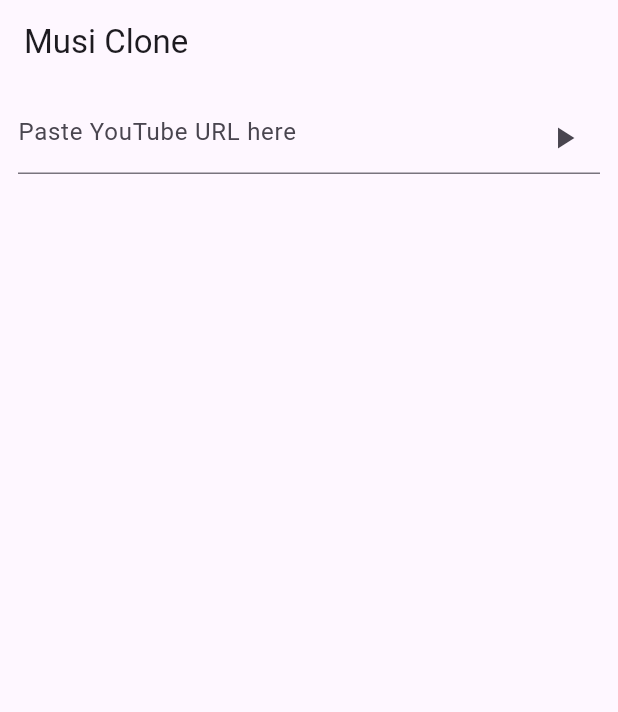
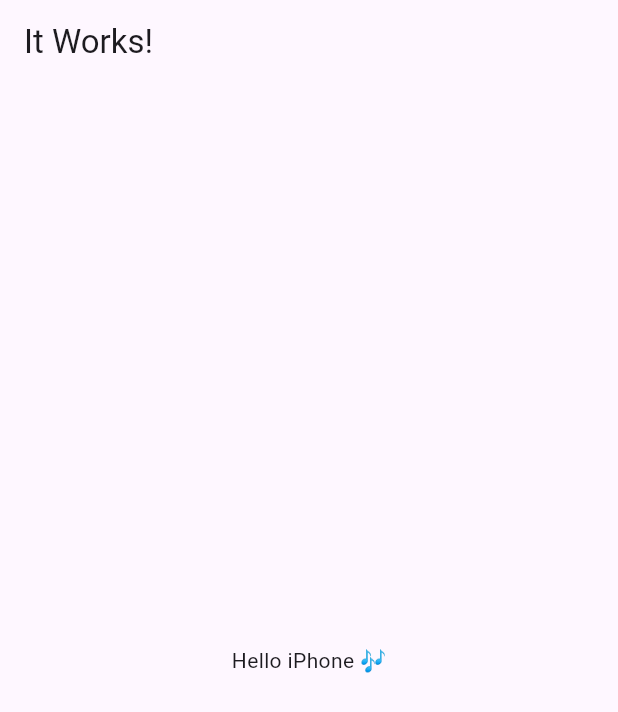
Before and after one commit to DevinderGit/Musi2, a Flutter app: the screen it shows after launch, on a phone screen of 412 x 824 dp. Shown: the top 712 px of the screen. Run offline on Flutter 3.47's test engine with Material 3 defaults, Android fonts, the phone set to English and light mode, and no system bars.

Commit message:
Replaced main.dart with minimal app to test crash issue

```diff
--- a/lib/main.dart
+++ b/lib/main.dart
@@ -1,78 +1,19 @@
 import 'package:flutter/material.dart';
-import 'package:youtube_player_flutter/youtube_player_flutter.dart';
 
 void main() {
-  runApp(const MusiApp());
+  runApp(const MyApp());
 }
 
-class MusiApp extends StatelessWidget {
-  const MusiApp({super.key});
+class MyApp extends StatelessWidget {
+  const MyApp({super.key});
 
   @override
   Widget build(BuildContext context) {
     return MaterialApp(
-      title: 'Musi Clone',
-      theme: ThemeData(
-        primarySwatch: Colors.red,
-      ),
-      home: const HomeScreen(),
-    );
-  }
-}
-
-class HomeScreen extends StatefulWidget {
-  const HomeScreen({super.key});
-
-  @override
-  State<HomeScreen> createState() => _HomeScreenState();
-}
-
-class _HomeScreenState extends State<HomeScreen> {
-  final TextEditingController _controller = TextEditingController();
-  YoutubePlayerController? _ytController;
-
-  void _playVideo(String url) {
-    final videoId = YoutubePlayer.convertUrlToId(url);
-    if (videoId != null) {
-      _ytController = YoutubePlayerController(
-        initialVideoId: videoId,
-        flags: const YoutubePlayerFlags(
-          autoPlay: true,
-          mute: false,
-        ),
-      );
-      setState(() {});
-    }
-  }
-
-  @override
-  Widget build(BuildContext context) {
-    return Scaffold(
-      appBar: AppBar(title: const Text('Musi Clone')),
-      body: Padding(
-        padding: const EdgeInsets.all(12.0),
-        child: Column(
-          children: [
-            TextField(
-              controller: _controller,
-              decoration: InputDecoration(
-                hintText: 'Paste YouTube URL here',
-                suffixIcon: IconButton(
-                  icon: const Icon(Icons.play_arrow),
-                  onPressed: () {
-                    _playVideo(_controller.text.trim());
-                  },
-                ),
-              ),
-            ),
-            const SizedBox(height: 20),
-            if (_ytController != null)
-              YoutubePlayer(
-                controller: _ytController!,
-                showVideoProgressIndicator: true,
-              ),
-          ],
-        ),
+      title: 'Musi Clone Test',
+      home: Scaffold(
+        appBar: AppBar(title: const Text('It Works!')),
+        body: const Center(child: Text('Hello iPhone 🎶')),
       ),
     );
   }
--- a/pubspec.yaml
+++ b/pubspec.yaml
@@ -30,8 +30,6 @@
 dependencies:
   flutter:
     sdk: flutter
-  youtube_explode_dart: ^1.12.1
-  youtube_player_flutter: ^8.1.0
   http: ^0.13.5
   # The following adds the Cupertino Icons font to your application.
   # Use with the CupertinoIcons class for iOS style icons.
```
Also changed, not shown: pubspec.lock, 1 other file.
